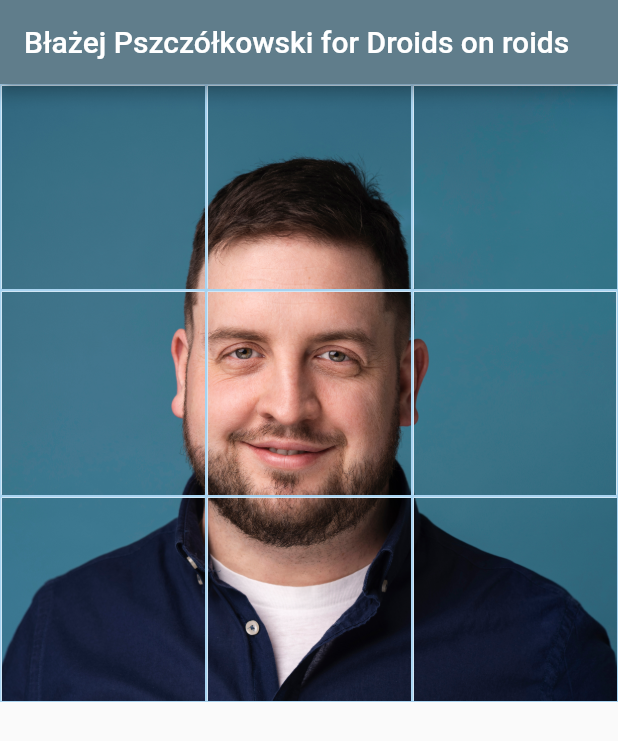
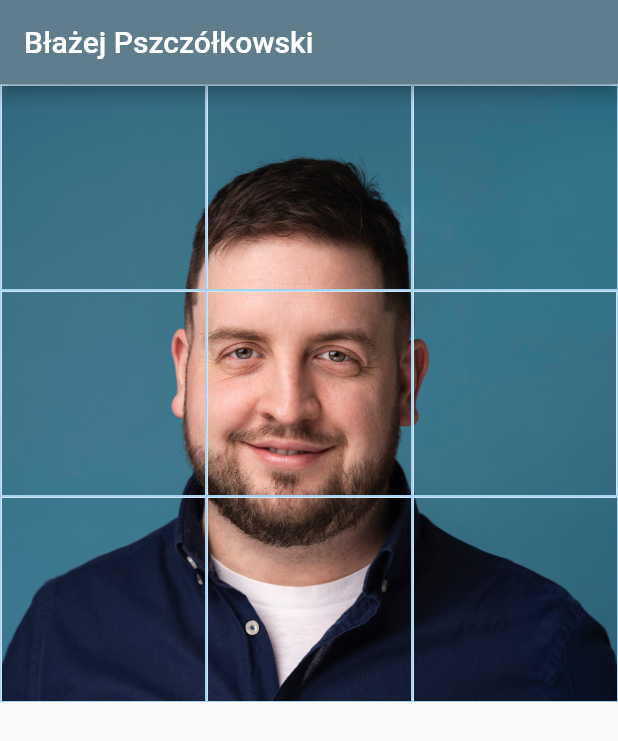
Before and after one commit to blazejpsz/wizyt-wka, a Flutter app: the screen it shows after launch, on a phone screen of 412 x 824 dp. Shown: the top 741 px of the screen. Run offline on Flutter 3.47's test engine with Material 2 defaults, Android fonts, the light colour scheme and no system bars; our stand-ins replace url_launcher_web.

Commit message:
last change

```diff
--- a/lib/main.dart
+++ b/lib/main.dart
@@ -1,6 +1,6 @@
 // ignore_for_file: slash_for_doc_comments
 
-import 'package:flutter/gestures.dart';
+import 'package:flutter/foundation.dart';
 import 'package:flutter/material.dart';
 import 'package:url_launcher/url_launcher.dart';
 
@@ -16,7 +16,7 @@ class MyApp extends StatelessWidget {
     return MaterialApp(
       title: 'Droids on roids',
       theme: ThemeData(primarySwatch: Colors.blueGrey),
-      home: const MyHomePage(title: 'Błażej Pszczółkowski for Droids on roids'),
+      home: const MyHomePage(title: 'Błażej Pszczółkowski'),
     );
   }
 }
@@ -56,22 +56,17 @@ class _MyHomePageState extends State<MyHomePage> {
       cellState[tappedIndex] = defaultCellState;
     }
     tappedIndex = idx;
+
+    setState(() {
       cellState[tappedIndex] = !cellState[tappedIndex];
-
-    setState(() {});
+    });
   }
 
   double _borderWidth(int index) => (index == tappedIndex) ? 3.0 : 1.0;
-  double fontSize(int index) => (index == tappedIndex) ? 30.0 : 15.0;
+  double fontSize() => kIsWeb ? 15 : 8.0;
   Color _borderColor(int index) => (index == tappedIndex)
-      ? Color.fromARGB(255, 211, 71, 66)
+      ? Color.fromARGB(255, 200, 100, 97)
       : Color.fromARGB(255, 168, 211, 240);
-
-  /**********************************************************
-           *                                                        *
-           *         Funtcion change photo / text                   *
-           *                                                        *
-           *********************************************************/
 
   Widget _selectedWidget_0() {
     if (cellState[0]) {
@@ -90,7 +85,7 @@ class _MyHomePageState extends State<MyHomePage> {
   Na lewo Adaś (2,5 roku),
   Na prawo Kacper (6,5).""",
             textAlign: TextAlign.center,
-            style: TextStyle(fontSize: fontSize(0))));
+            style: TextStyle(fontSize: fontSize())));
   }
 
   Widget _selectedWidget_2() {
@@ -109,7 +104,7 @@ class _MyHomePageState extends State<MyHomePage> {
         child: Text(
             """2 lata temu postanowiłem zmienić swój kierunek działania. Nowy kierunek rozwoju obrałem pod wpływem swojego taty, programisty. Od lat dzielił się ze mną swoją wiedzą w tym zakresie. W ostatnim roku zrobiłem obszerny kurs wiedzy o Pythonie. Wraz ze wzrostem świadomości i mojej wiedzy zdecydowałem, że bliżej mi do łączenia backendu z frontendem. Moją ambicją jest tworzenie aplikacji mobilnych, dlatego w ostatnim czasie intensywnie uczę się Fluttera. """,
             textAlign: TextAlign.center,
-            style: TextStyle(fontSize: fontSize(0))));
+            style: TextStyle(fontSize: fontSize())));
   }
 
   Widget _selectedWidget_4() {
@@ -119,9 +114,9 @@ class _MyHomePageState extends State<MyHomePage> {
     return Align(
         alignment: Alignment.center,
         child: Text(
-            "Cześć, jestem Błażej Pszczółkowski,\n fotograf i właściciel agencji fotograficznej Flash Group,\n obecnie robie wszystko by wkrótce stać się Flutter Developer",
+            "Cześć, jestem Błażej Pszczółkowski,\n fotograf i właściciel agencji fotograficznej Flash Group.\n Obecnie robię wszystko by wkrótce stać się Flutter Developer",
             textAlign: TextAlign.center,
-            style: TextStyle(fontSize: fontSize(40))));
+            style: TextStyle(fontSize: fontSize())));
   }
 
   Widget _selectedWidget_5() {
@@ -133,7 +128,7 @@ class _MyHomePageState extends State<MyHomePage> {
         child: Text(
             'Oczekiwania ? \n Przygotowałem dla Was projekt, ponieważ szukam, firmy, która pomoże mi w nauce przy podstawowych projektach komercyjnych oraz wprowadzi na rynek pracy',
             textAlign: TextAlign.center,
-            style: TextStyle(fontSize: fontSize(0))));
+            style: TextStyle(fontSize: fontSize())));
   }
 
   Widget _selectedWidget_6() {
@@ -147,35 +142,29 @@ class _MyHomePageState extends State<MyHomePage> {
     if (cellState[7]) {
       return Image.asset('images/bp_8.jpg');
     }
-    return Center(
-      child: RichText(
+    return Column(
+      mainAxisAlignment: MainAxisAlignment.spaceEvenly,
+      children: [
+        const Text(
+          "Phone number: 608 142 707",
+          style: TextStyle(color: Colors.black),
+          maxLines: 2,
           textAlign: TextAlign.center,
-        text: TextSpan(
-          children: [
-            const TextSpan(
-              text: "Phone number: 608 142 707\n",
-              style: TextStyle(color: Colors.black),
         ),
-            TextSpan(
-              text: 'Linkedin\n',
-              style: const TextStyle(color: Colors.blue),
-              recognizer: TapGestureRecognizer()
-                ..onTap = () {
+        GestureDetector(
+          onTap: () {
             launch(
                 'https://www.linkedin.com/in/b%C5%82a%C5%BCej-pszcz%C3%B3%C5%82kowski-00955b192/');
           },
+          child: Text('Linkedin', style: TextStyle(color: Colors.blue)),
         ),
-            TextSpan(
-              text: 'Github',
-              style: const TextStyle(color: Colors.blue),
-              recognizer: TapGestureRecognizer()
-                ..onTap = () {
+        GestureDetector(
+          onTap: () {
             launch('https://github.com/blazejpsz/');
           },
-            )
+          child: Text('Github', style: TextStyle(color: Colors.blue)),
+        ),
       ],
-        ),
-      ),
     );
   }
 
@@ -207,8 +196,6 @@ class _MyHomePageState extends State<MyHomePage> {
           GestureDetector(
             onTap: () => _tappedBox(0),
             child: Container(
-                margin: const EdgeInsets.all(0.0),
-                padding: const EdgeInsets.all(0.0),
                 decoration: BoxDecoration(
                     border: Border.all(
                         color: _borderColor(0), width: _borderWidth(0))),
@@ -220,8 +207,6 @@ class _MyHomePageState extends State<MyHomePage> {
           GestureDetector(
             onTap: () => _tappedBox(1),
             child: Container(
-                margin: const EdgeInsets.all(0.0),
-                padding: const EdgeInsets.all(0.0),
                 decoration: BoxDecoration(
                   border: Border.all(
                       color: _borderColor(1), width: _borderWidth(1)),
@@ -234,8 +219,6 @@ class _MyHomePageState extends State<MyHomePage> {
           GestureDetector(
             onTap: () => _tappedBox(2),
             child: Container(
-                margin: const EdgeInsets.all(0.0),
-                padding: const EdgeInsets.all(0.0),
                 decoration: BoxDecoration(
                   border: Border.all(
                       color: _borderColor(2), width: _borderWidth(2)),
@@ -255,8 +238,6 @@ class _MyHomePageState extends State<MyHomePage> {
           GestureDetector(
             onTap: () => _tappedBox(3),
             child: Container(
-                margin: const EdgeInsets.all(0.0),
-                padding: const EdgeInsets.all(0.0),
                 decoration: BoxDecoration(
                   border: Border.all(
                       color: _borderColor(3), width: _borderWidth(3)),
@@ -269,8 +250,6 @@ class _MyHomePageState extends State<MyHomePage> {
           GestureDetector(
             onTap: () => _tappedBox(4),
             child: Container(
-                margin: const EdgeInsets.all(0.0),
-                padding: const EdgeInsets.all(0.0),
                 decoration: BoxDecoration(
                   border: Border.all(
                       color: _borderColor(4), width: _borderWidth(4)),
@@ -283,8 +262,6 @@ class _MyHomePageState extends State<MyHomePage> {
           GestureDetector(
             onTap: () => _tappedBox(5),
             child: Container(
-                margin: const EdgeInsets.all(0.0),
-                padding: const EdgeInsets.all(0.0),
                 decoration: BoxDecoration(
                   border: Border.all(
                       color: _borderColor(5), width: _borderWidth(5)),
@@ -304,8 +281,6 @@ class _MyHomePageState extends State<MyHomePage> {
           GestureDetector(
             onTap: () => _tappedBox(6),
             child: Container(
-                margin: const EdgeInsets.all(0.0),
-                padding: const EdgeInsets.all(0.0),
                 decoration: BoxDecoration(
                   border: Border.all(
                       color: _borderColor(6), width: _borderWidth(6)),
@@ -318,8 +293,6 @@ class _MyHomePageState extends State<MyHomePage> {
           GestureDetector(
             onTap: () => _tappedBox(7),
             child: Container(
-                margin: const EdgeInsets.all(0.0),
-                padding: const EdgeInsets.all(0.0),
                 decoration: BoxDecoration(
                   border: Border.all(
                       color: _borderColor(7), width: _borderWidth(7)),
@@ -332,8 +305,6 @@ class _MyHomePageState extends State<MyHomePage> {
           GestureDetector(
             onTap: () => _tappedBox(8),
             child: Container(
-                margin: const EdgeInsets.all(0.0),
-                padding: const EdgeInsets.all(0.0),
                 decoration: BoxDecoration(
                   border: Border.all(
                       color: _borderColor(8), width: _borderWidth(8)),
```
Lines whose indentation alone changed are shown as unchanged.
